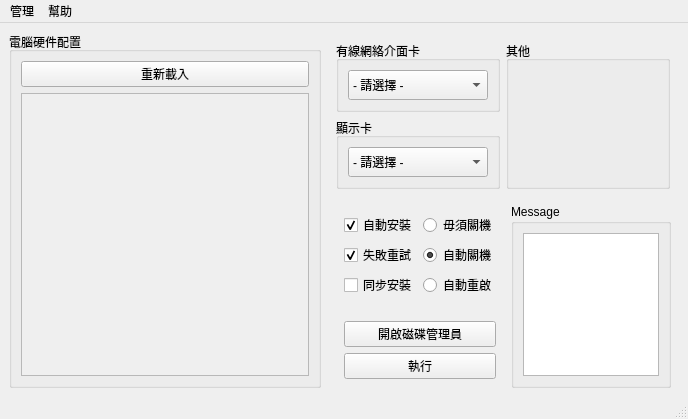
This is src/ui/main.ui in SuperDumbTM/driver-box as Qt 5 draws it before an edit. The edited form follows.
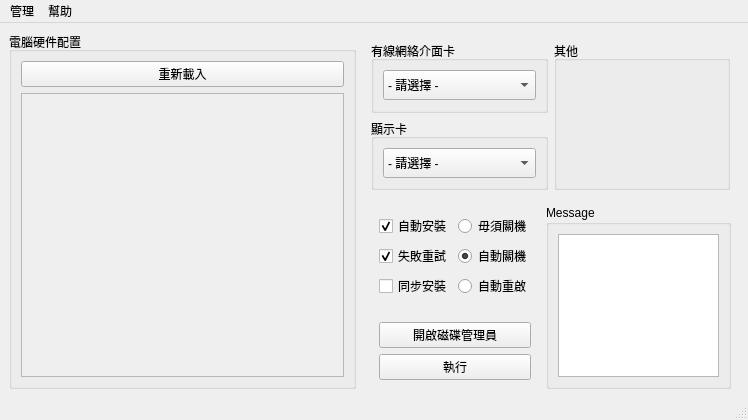
This is the edited form.

Commit message: refactor: update main window elements sizeing

Patch:
```diff
--- a/src/ui/main.ui
+++ b/src/ui/main.ui
@@ -9,8 +9,8 @@
    <rect>
     <x>0</x>
     <y>0</y>
-    <width>688</width>
-    <height>417</height>
+    <width>748</width>
+    <height>420</height>
    </rect>
   </property>
   <property name="sizePolicy">
@@ -65,7 +65,7 @@
           </property>
           <property name="minimumSize">
            <size>
-            <width>300</width>
+            <width>335</width>
             <height>350</height>
            </size>
           </property>
@@ -105,8 +105,8 @@
                <rect>
                 <x>0</x>
                 <y>0</y>
-                <width>278</width>
-                <height>280</height>
+                <width>313</width>
+                <height>283</height>
                </rect>
               </property>
               <layout class="QVBoxLayout" name="verticalLayout_12">
@@ -426,7 +426,7 @@
             </property>
             <property name="minimumSize">
              <size>
-              <width>160</width>
+              <width>185</width>
               <height>0</height>
              </size>
             </property>
@@ -484,7 +484,7 @@
     <rect>
      <x>0</x>
      <y>0</y>
-     <width>688</width>
+     <width>748</width>
      <height>23</height>
     </rect>
    </property>
```
The commit also changes 1 other file.
